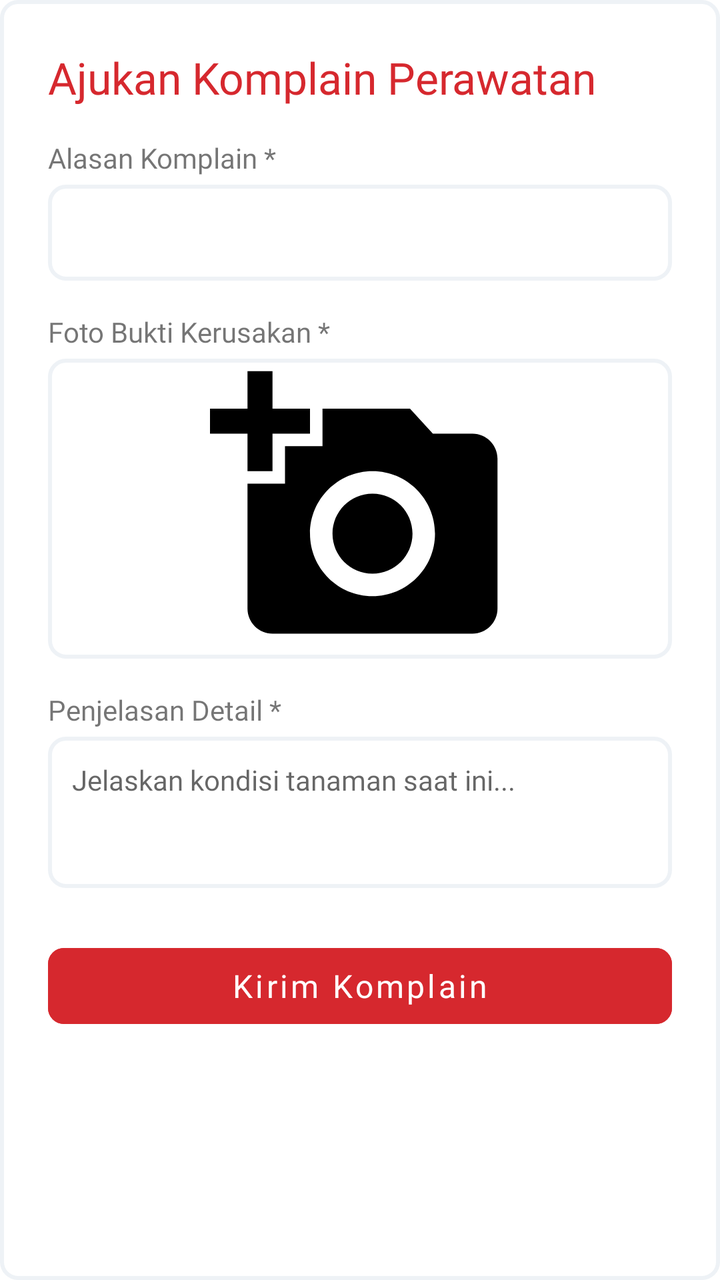
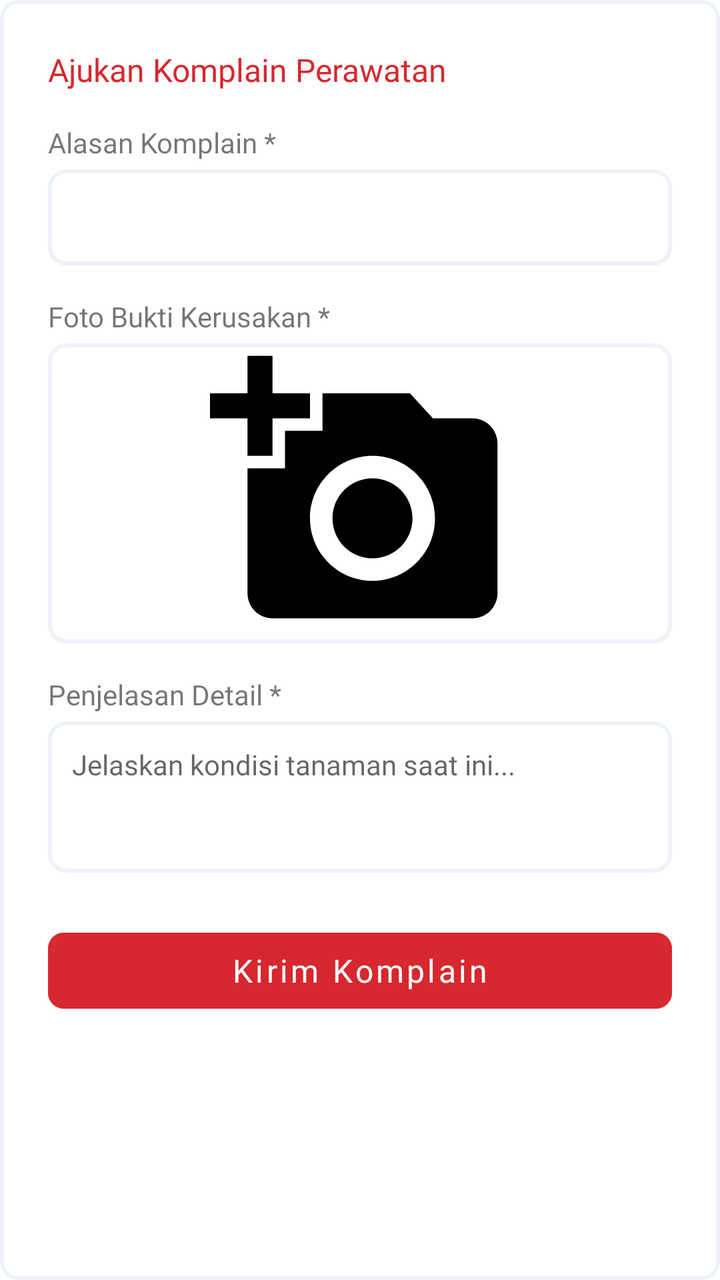

Before-and-after screenshots of an Android layout around one commit, followed by the original layout XML and the change that was made.
<!-- AndroidManifest.xml: application theme Theme.Florist -->
<!-- res/layout/dialog_buyer_complaint.xml -->
<?xml version="1.0" encoding="utf-8"?>
<LinearLayout xmlns:android="http://schemas.android.com/apk/res/android"
    xmlns:app="http://schemas.android.com/apk/res-auto"
    android:layout_width="match_parent"
    android:layout_height="wrap_content"
    android:orientation="vertical"
    android:padding="24dp"
    android:background="@drawable/rounded_gray_layout">

    <TextView
        android:layout_width="match_parent"
        android:layout_height="wrap_content"
        android:text="Ajukan Komplain Perawatan"
        style="@style/title_lg_bold"
        android:textColor="@color/text_error"
        android:layout_marginBottom="16dp"/>

    <TextView
        android:layout_width="match_parent"
        android:layout_height="wrap_content"
        android:text="Alasan Komplain *"
        style="@style/title_sm_bold"
        android:layout_marginBottom="4dp"/>

    <Spinner
        android:id="@+id/spinnerReason"
        android:layout_width="match_parent"
        android:layout_height="48dp"
        android:background="@drawable/rounded_gray_layout"
        style="@style/body_md_regular"
        android:layout_marginBottom="16dp"/>

    <TextView
        android:layout_width="match_parent"
        android:layout_height="wrap_content"
        android:text="Foto Bukti Kerusakan *"
        style="@style/title_sm_bold"
        android:layout_marginBottom="4dp"/>

    <ImageView
        android:id="@+id/imgComplaintPreview"
        android:layout_width="match_parent"
        android:layout_height="150dp"
        android:background="@drawable/rounded_gray_layout"
        android:src="@drawable/ic_camera_add"
        android:scaleType="fitCenter"
        android:layout_marginBottom="16dp"/>

    <TextView
        android:layout_width="match_parent"
        android:layout_height="wrap_content"
        android:text="Penjelasan Detail *"
        style="@style/title_sm_bold"
        android:layout_marginBottom="4dp"/>

    <EditText
        android:id="@+id/etComplaintDescription"
        android:layout_width="match_parent"
        android:layout_height="wrap_content"
        android:minLines="3"
        android:gravity="top|start"
        android:hint="Jelaskan kondisi tanaman saat ini..."
        android:padding="12dp"
        style="@style/body_md_regular"
        android:background="@drawable/rounded_gray_layout"
        android:layout_marginBottom="24dp"/>

    <com.google.android.material.button.MaterialButton
        android:id="@+id/btnSubmitComplaint"
        android:layout_width="match_parent"
        android:layout_height="50dp"
        android:text="Kirim Komplain"
        style="@style/title_md_bold"
        android:textColor="@color/white"
        android:textAllCaps="false"
        android:enabled="false"
        app:cornerRadius="8dp"
        android:backgroundTint="@color/bg_error"/>

</LinearLayout>
<!-- resources referenced by this layout -->
<resources>
  <color name="bg_error">@color/red_500</color>
  <color name="text_error">@color/red_500</color>
  <color name="white">#FFFFFF</color>
  <!-- drawable ic_camera_add (drawable) -->
  <vector android:height="24dp" android:tint="#000000"
      android:viewportHeight="24" android:viewportWidth="24"
      android:width="24dp" xmlns:android="http://schemas.android.com/apk/res/android">
      <path android:fillColor="@android:color/white" android:pathData="M3,4V1h2v3h3v2H5v3H3V6H0V4H3zM6,10V7h3V4h7l1.83,2H21c1.1,0 2,0.9 2,2v12c0,1.1 -0.9,2 -2,2H5c-1.1,0 -2,-0.9 -2,-2V10H6zM13,19c2.76,0 5,-2.24 5,-5s-2.24,-5 -5,-5s-5,2.24 -5,5S10.24,19 13,19zM9.8,14c0,1.77 1.43,3.2 3.2,3.2s3.2,-1.43 3.2,-3.2s-1.43,-3.2 -3.2,-3.2S9.8,12.23 9.8,14z"/>
  </vector>
  <!-- drawable rounded_gray_layout (drawable) -->
  <?xml version="1.0" encoding="utf-8"?>
  <shape xmlns:android="http://schemas.android.com/apk/res/android"
      android:shape="rectangle">
  
      <solid android:color="@color/white"/>
      <stroke android:color="@color/border_tertiary" android:width="2dp"/>
      <corners android:bottomLeftRadius="8dp"
          android:bottomRightRadius="8dp"
          android:topLeftRadius="8dp"
          android:topRightRadius="8dp"/>
  
  </shape>
  <style name="body_md_regular">
          <item name="android:fontFamily">@font/nunitosans_regular</item>
          <item name="android:textSize">14sp</item>
          <item name="android:lineSpacingMultiplier">0.87</item>
          <item name="android:lineSpacingExtra">2sp</item>
      </style>
  <style name="title_lg_bold">
          <item name="android:fontFamily">@font/nunito_sans_bold</item>
          <item name="android:textSize">22sp</item>
          <item name="android:lineSpacingMultiplier">0.55</item>
          <item name="android:lineSpacingExtra">8sp</item>
      </style>
  <style name="title_md_bold">
          <item name="android:fontFamily">@font/nunito_sans_bold</item>
          <item name="android:textSize">16sp</item>
          <item name="android:lineSpacingMultiplier">0.44</item>
          <item name="android:lineSpacingExtra">10sp</item>
      </style>
  <style name="title_sm_bold">
          <item name="android:fontFamily">@font/nunito_sans_bold</item>
          <item name="android:textSize">14sp</item>
          <item name="android:lineSpacingMultiplier">0.43</item>
          <item name="android:lineSpacingExtra">8sp</item>
          <item name="android:textAllCaps">false</item>
      </style>
  <style name="Theme.Florist" parent="Theme.MaterialComponents.Light.NoActionBar">
          
          <item name="colorPrimary">@color/main_color</item>
          <item name="colorPrimaryVariant">@color/main_color</item>
          <item name="colorOnPrimary">@color/white</item>
          
          <item name="colorSecondary">@color/teal_200</item>
          <item name="colorSecondaryVariant">@color/teal_700</item>
          <item name="colorOnSecondary">@color/black</item>
          
          <item name="android:statusBarColor">?attr/colorPrimaryVariant</item>
          <item name="android:autoCompleteTextViewStyle">@drawable/rounded_normal_edittext</item>
  
          
      </style>
  <color name="red_500">#D6282E</color>
  <color name="border_tertiary">@color/gray_100</color>
  <color name="main_color">#3D5C42</color>
  <color name="teal_200">#FF03DAC5</color>
  <color name="teal_700">#FF018786</color>
  <color name="black">#121926</color>
  <!-- drawable rounded_normal_edittext (drawable) -->
  <?xml version="1.0" encoding="utf-8"?>
  <shape xmlns:android="http://schemas.android.com/apk/res/android"
      android:shape="rectangle">
  
      <solid android:color="@color/white"/>
      <stroke android:color="@color/border_secondary" android:width="1dp"/>
      <corners android:bottomLeftRadius="8dp"
          android:bottomRightRadius="8dp"
          android:topLeftRadius="8dp"
          android:topRightRadius="8dp"/>
  
  </shape>
  <color name="gray_100">#EEF2F6</color>
  <color name="border_secondary">@color/gray_400</color>
  <color name="gray_400">#9AA4B2</color>
</resources>

<!-- the commit's change to res/layout/dialog_buyer_complaint.xml (unified diff, before → after) -->
@@ -11,7 +11,7 @@
         android:layout_width="match_parent"
         android:layout_height="wrap_content"
         android:text="Ajukan Komplain Perawatan"
-        style="@style/title_lg_bold"
+        style="@style/title_md_bold"
         android:textColor="@color/text_error"
         android:layout_marginBottom="16dp"/>
 
<!-- resource entries referenced after the edit -->
@@ -27,12 +27,6 @@
           <item name="android:textSize">14sp</item>
           <item name="android:lineSpacingMultiplier">0.87</item>
           <item name="android:lineSpacingExtra">2sp</item>
-      </style>
-  <style name="title_lg_bold">
-          <item name="android:fontFamily">@font/nunito_sans_bold</item>
-          <item name="android:textSize">22sp</item>
-          <item name="android:lineSpacingMultiplier">0.55</item>
-          <item name="android:lineSpacingExtra">8sp</item>
       </style>
   <style name="title_md_bold">
           <item name="android:fontFamily">@font/nunito_sans_bold</item>
